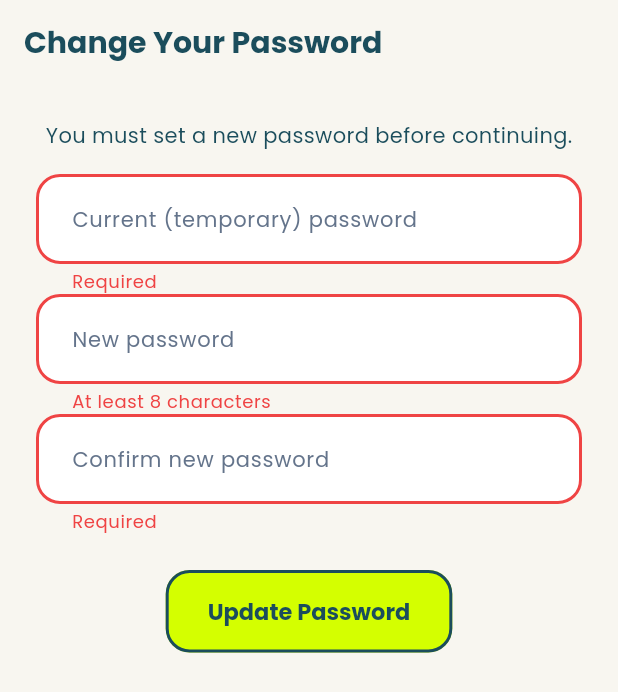
After one commit to heyitsmefarid/capstone-iskonnect, a Flutter app: the ChangePasswordScreen screen opened by its route, after a tap on "Update Password", on a phone screen of 412 x 824 dp. The commit adds this screen. Shown: the top 692 px of the screen. Run offline on Flutter 3.47's test engine with Material 3 defaults, Android fonts, the phone set to English and light mode, and no system bars; our stand-ins replace cloud_firestore, connectivity_plus, file_picker, firebase_auth, firebase_core, firebase_storage and 13 more; missing offline and left inert: dart:html, firebase_app_check, mobile_scanner; accounts and stored records are empty; network calls fail.

Commit message:
feat: force password change on first login via a new router guard
Add mustChangePasswordRedirectTarget, a pure function mirroring the
existing celebrationRedirectTarget pattern, and wire it into the
router's redirect callback ahead of the celebration-redirect logic so
a scholar who still has a temporary password is bounced to
/change-password before anything else. Add the ChangePasswordScreen
widget, which reauthenticates, updates the Firebase Auth password, and
clears mustChangePassword (plus stamps activatedAt/passwordChangedAt)
in Firestore.

```diff
--- a/scholar-ui11/lib/core/router/app_router.dart
+++ b/scholar-ui11/lib/core/router/app_router.dart
@@ -8,6 +8,7 @@ import 'package:iskonnectttt/features/auth/screens/registration_screen.dart';
 import 'package:iskonnectttt/features/auth/screens/registration_success_screen.dart';
 import 'package:iskonnectttt/features/auth/screens/email_verification_screen.dart';
 import 'package:iskonnectttt/features/auth/screens/forgot_password_screen.dart';
+import 'package:iskonnectttt/features/auth/screens/change_password_screen.dart';
 import 'package:iskonnectttt/features/dashboard/screens/dashboard_screen.dart';
 import 'package:iskonnectttt/features/dashboard/screens/applicant_dashboard_screen.dart';
 import 'package:iskonnectttt/features/profile/screens/profile_screen.dart';
@@ -59,6 +60,19 @@ String? celebrationRedirectTarget({
 }) {
   if (celebrationPending && !isCelebrating) return '/celebration';
   if (!celebrationPending && isCelebrating) return '/dashboard';
+  return null;
+}
+
+/// Pure decision used by the router's redirect callback: forces a scholar
+/// whose account still has a temporary password to the change-password
+/// screen before anything else (including the celebration screen). A
+/// standalone function so it's unit-testable without constructing a
+/// GoRouter/ProviderScope.
+String? mustChangePasswordRedirectTarget({
+  required bool mustChangePassword,
+  required bool onChangePasswordScreen,
+}) {
+  if (mustChangePassword && !onChangePasswordScreen) return '/change-password';
   return null;
 }
 
@@ -124,6 +138,13 @@ final appRouterProvider = Provider<GoRouter>((ref) {
         return isLoggingIn ? null : '/login';
       }
 
+      final student = ref.read(currentStudentProvider);
+      final mustChangeRedirect = mustChangePasswordRedirectTarget(
+        mustChangePassword: student?.mustChangePassword ?? false,
+        onChangePasswordScreen: state.matchedLocation == '/change-password',
+      );
+      if (mustChangeRedirect != null) return mustChangeRedirect;
+
       final celebration = ref.read(_celebrationStatusProvider);
       final celebrationPending = celebration.isScholar && !celebration.celebrationSeen;
       final isCelebrating = state.matchedLocation == '/celebration';
@@ -177,6 +198,11 @@ final appRouterProvider = Provider<GoRouter>((ref) {
         path: '/celebration',
         name: 'celebration',
         builder: (context, state) => const CongratulationsScreen(),
+      ),
+      GoRoute(
+        path: '/change-password',
+        name: 'change-password',
+        builder: (context, state) => const ChangePasswordScreen(),
       ),
       ShellRoute(
         builder: (context, state, child) => MainShell(child: child),
@@ -235,6 +261,12 @@ final appRouterProvider = Provider<GoRouter>((ref) {
                 name: 'add-cor',
                 builder: (context, state) =>
                     const AddGradeScreen(corOnly: true),
+              ),
+              GoRoute(
+                path: 'add-cog',
+                name: 'add-cog',
+                builder: (context, state) =>
+                    const AddGradeScreen(cogOnly: true),
               ),
             ],
           ),
--- /dev/null
+++ b/scholar-ui11/lib/features/auth/screens/change_password_screen.dart
@@ -0,0 +1,93 @@
+import 'package:cloud_firestore/cloud_firestore.dart';
+import 'package:firebase_auth/firebase_auth.dart';
+import 'package:flutter/material.dart';
+import 'package:flutter_riverpod/flutter_riverpod.dart';
+import 'package:iskonnectttt/features/auth/providers/auth_provider.dart';
+
+class ChangePasswordScreen extends ConsumerStatefulWidget {
+  const ChangePasswordScreen({super.key});
+  @override
+  ConsumerState<ChangePasswordScreen> createState() => _ChangePasswordScreenState();
+}
+
+class _ChangePasswordScreenState extends ConsumerState<ChangePasswordScreen> {
+  final _formKey = GlobalKey<FormState>();
+  final _currentController = TextEditingController();
+  final _newController = TextEditingController();
+  final _confirmController = TextEditingController();
+  bool _isSubmitting = false;
+  String? _error;
+
+  Future<void> _submit() async {
+    if (!_formKey.currentState!.validate()) return;
+    if (_newController.text != _confirmController.text) {
+      setState(() => _error = 'New password and confirmation do not match.');
+      return;
+    }
+    setState(() { _isSubmitting = true; _error = null; });
+    try {
+      final user = FirebaseAuth.instance.currentUser!;
+      final cred = EmailAuthProvider.credential(email: user.email!, password: _currentController.text);
+      await user.reauthenticateWithCredential(cred);
+      await user.updatePassword(_newController.text);
+      await FirebaseFirestore.instance.collection('users').doc(user.uid).update({
+        'mustChangePassword': false,
+        'activatedAt': FieldValue.serverTimestamp(),
+        'passwordChangedAt': FieldValue.serverTimestamp(),
+      });
+      ref.invalidate(authStateProvider);
+    } on FirebaseAuthException catch (e) {
+      setState(() => _error = e.code == 'invalid-credential' || e.code == 'wrong-password'
+          ? 'Current password is incorrect.'
+          : 'Could not update password: ${e.message}');
+    } finally {
+      if (mounted) setState(() => _isSubmitting = false);
+    }
+  }
+
+  @override
+  Widget build(BuildContext context) {
+    return Scaffold(
+      appBar: AppBar(title: const Text('Change Your Password'), automaticallyImplyLeading: false),
+      body: Padding(
+        padding: const EdgeInsets.all(24),
+        child: Form(
+          key: _formKey,
+          child: Column(
+            children: [
+              const Text('You must set a new password before continuing.'),
+              const SizedBox(height: 16),
+              TextFormField(
+                controller: _currentController,
+                obscureText: true,
+                decoration: const InputDecoration(labelText: 'Current (temporary) password'),
+                validator: (v) => (v == null || v.isEmpty) ? 'Required' : null,
+              ),
+              TextFormField(
+                controller: _newController,
+                obscureText: true,
+                decoration: const InputDecoration(labelText: 'New password'),
+                validator: (v) => (v == null || v.length < 8) ? 'At least 8 characters' : null,
+              ),
+              TextFormField(
+                controller: _confirmController,
+                obscureText: true,
+                decoration: const InputDecoration(labelText: 'Confirm new password'),
+                validator: (v) => (v == null || v.isEmpty) ? 'Required' : null,
+              ),
+              if (_error != null) Padding(
+                padding: const EdgeInsets.only(top: 8),
+                child: Text(_error!, style: const TextStyle(color: Colors.red)),
+              ),
+              const SizedBox(height: 24),
+              ElevatedButton(
+                onPressed: _isSubmitting ? null : _submit,
+                child: _isSubmitting ? const CircularProgressIndicator() : const Text('Update Password'),
+              ),
+            ],
+          ),
+        ),
+      ),
+    );
+  }
+}
```
Also changed, not shown: 1 other file.
